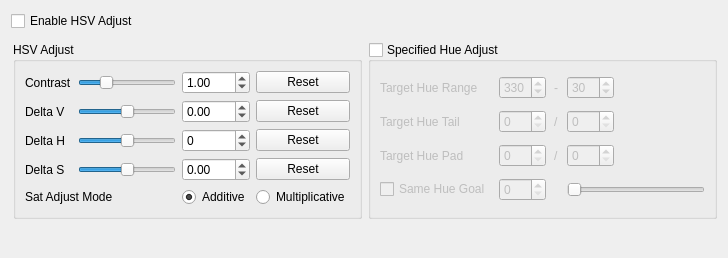
Qt form script/verify_tool_app/ui/hsv_ui.ui (FaiScofield/hwpq_verify) before a commit.
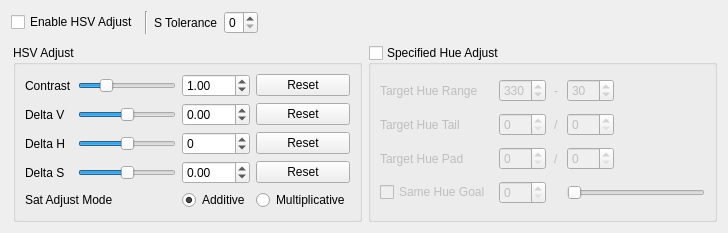
The same form after that commit.

```diff
--- a/script/verify_tool_app/ui/hsv_ui.ui
+++ b/script/verify_tool_app/ui/hsv_ui.ui
@@ -7,7 +7,7 @@
     <x>0</x>
     <y>0</y>
     <width>728</width>
-    <height>258</height>
+    <height>233</height>
    </rect>
   </property>
   <property name="windowTitle">
@@ -23,6 +23,33 @@
        </property>
       </widget>
      </item>
+     <item>
+      <widget class="Line" name="line">
+       <property name="orientation">
+        <enum>Qt::Orientation::Vertical</enum>
+       </property>
+      </widget>
+     </item>
+     <item>
+      <widget class="QLabel" name="label_toleranceS">
+       <property name="text">
+        <string>S Tolerance</string>
+       </property>
+      </widget>
+     </item>
+     <item>
+      <widget class="QSpinBox" name="spinBox_toleranceS">
+       <property name="sizePolicy">
+        <sizepolicy hsizetype="Preferred" vsizetype="Fixed">
+         <horstretch>0</horstretch>
+         <verstretch>0</verstretch>
+        </sizepolicy>
+       </property>
+       <property name="maximum">
+        <number>8</number>
+       </property>
+      </widget>
+     </item>
      <item>
       <spacer name="horizontalSpacer_enable">
        <property name="orientation">
```
